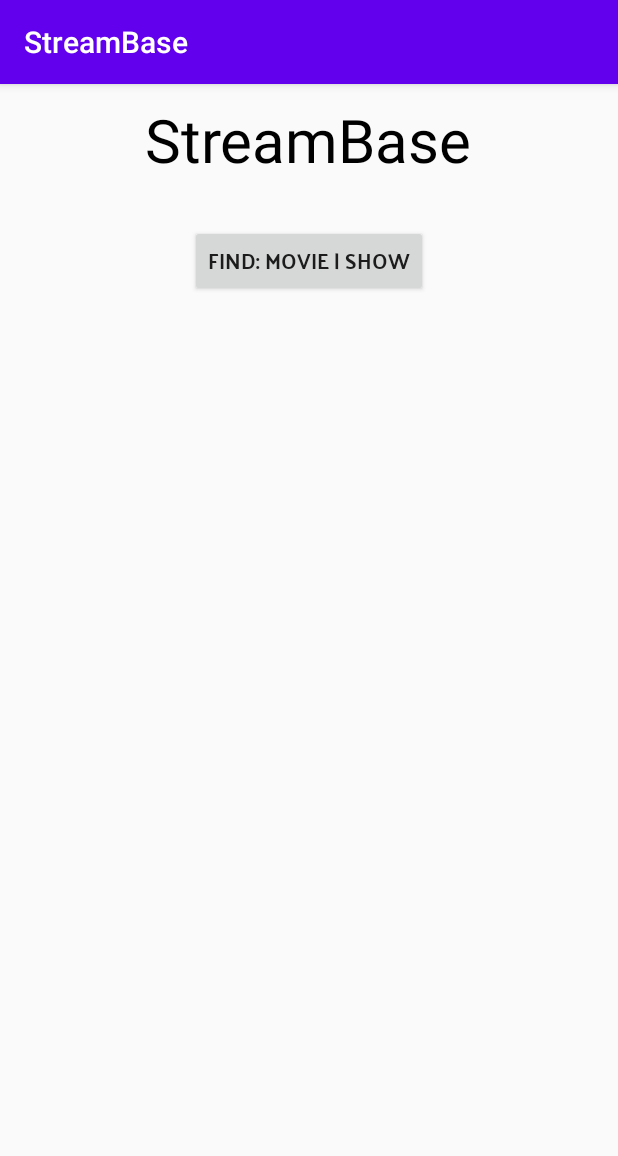
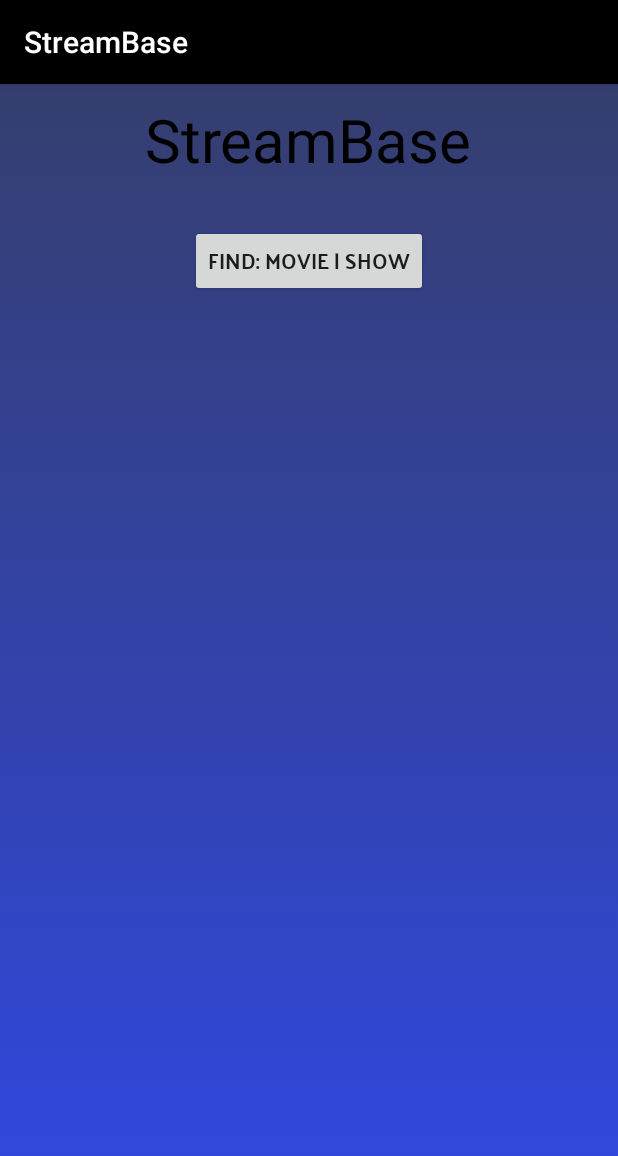
Before and after one commit to Aakash006/StreamBase, an Android app: the screen it shows after launch (MainActivity), on a phone screen of 412 x 824 dp. Shown: the top 1156 px of the screen. Run offline under Robolectric (Android 15) with nearby library versions, the phone set to English and light mode, and no system bars; Roboto replaces fonts that are not available here.

Commit message:
make background gradient

```diff
--- /dev/null
+++ b/app/src/main/res/drawable/background.xml
@@ -0,0 +1,13 @@
+<?xml version="1.0" encoding="utf-8"?>
+<selector xmlns:android="http://schemas.android.com/apk/res/android">
+    <item>
+        <shape>
+            <gradient
+                android:angle="90"
+                android:type="linear"
+                android:startColor="#3048E4"
+                android:endColor="#353E6E"
+            />
+        </shape>
+    </item>
+</selector>
--- a/app/src/main/res/layout/activity_main.xml
+++ b/app/src/main/res/layout/activity_main.xml
@@ -3,7 +3,8 @@
     android:layout_width="match_parent"
     android:layout_height="match_parent"
     tools:context=".MainActivity"
-    android:orientation="vertical">
+    android:orientation="vertical"
+    android:background="@drawable/background">
 
     <TextView
         android:id="@+id/streambase"
--- a/app/src/main/res/layout/media_info_activity.xml
+++ b/app/src/main/res/layout/media_info_activity.xml
@@ -4,7 +4,8 @@
     android:layout_width="match_parent"
     android:layout_height="match_parent"
     android:orientation="vertical"
-    android:layout_gravity="center_horizontal">
+    android:layout_gravity="center_horizontal"
+    android:background="@drawable/background">
 
         <TextView
             android:id="@+id/mediaName"
--- a/app/src/main/res/layout/search_activity.xml
+++ b/app/src/main/res/layout/search_activity.xml
@@ -3,7 +3,8 @@
     android:layout_width="match_parent"
     android:layout_height="match_parent"
     android:orientation="vertical"
-    android:layout_gravity="center_horizontal">
+    android:layout_gravity="center_horizontal"
+    android:background="@drawable/background">
 
     <LinearLayout
         android:layout_width="wrap_content"
--- a/app/src/main/res/values/colors.xml
+++ b/app/src/main/res/values/colors.xml
@@ -1,6 +1,6 @@
 <?xml version="1.0" encoding="utf-8"?>
 <resources>
-    <color name="colorPrimary">#6200EE</color>
+    <color name="colorPrimary">#000000</color>
     <color name="colorPrimaryDark">#3700B3</color>
     <color name="colorAccent">#03DAC5</color>
 </resources>
```
